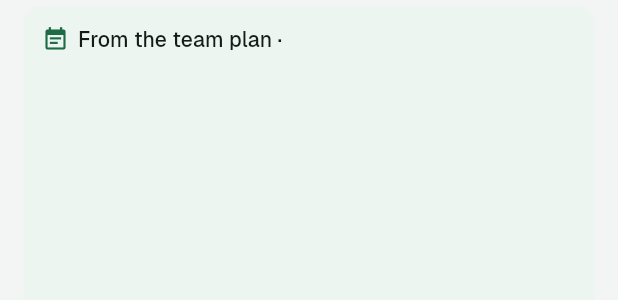
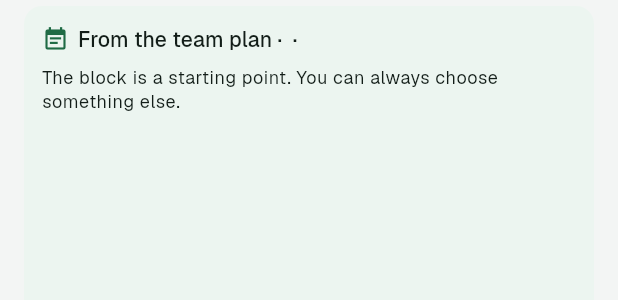
Before and after one commit to ilbiscione-grande/teamzoneapp, a Flutter app: the _PlanSuggestionBox widget shown alone on an empty page, opened directly with empty values, on a phone screen of 412 x 824 dp. Shown: the top 300 px of the screen. Run offline on Flutter 3.47's test engine with Material 3 defaults, Android fonts, the phone set to English and light mode, and no system bars; our stand-ins replace app_links, file_picker, firebase_core, firebase_crashlytics, firebase_messaging, go_router and 5 more; missing offline and left inert: dart:js_interop; accounts and stored records are empty; project files that could hold a hidden picture were left out.

Commit message:
Team development: the day's block as the starting point when a training is prepared
- The plan suggestion beside a preparation (event details, training
  session and match plan) leads with the day's block: its focus and
  principles first, then the period's focus, the goals ahead and the
  plan's other principles, and a line that the leader can always choose
  something else.
- Event details show the suggestion before any training focus is picked.
- The suggestion box moves to its own file.

Co-Authored-By: Claude Opus 5.5 <noreply@anthropic.com>

```diff
--- a/lib/src/app/teamzone_app.dart
+++ b/lib/src/app/teamzone_app.dart
@@ -160,6 +160,7 @@ part '../features/team_development/team_development_editors.dart';
 part '../features/team_development/team_development_checkins.dart';
 part '../features/team_development/team_development_play.dart';
 part '../features/team_development/team_development_sharing.dart';
+part '../features/team_development/team_development_suggestion.dart';
 part '../features/team_development/team_development_shared_view.dart';
 part '../features/training/training_module.dart';
 part '../features/training/training_session_page.dart';
--- a/lib/src/features/team_development/team_development_sharing.dart
+++ b/lib/src/features/team_development/team_development_sharing.dart
@@ -308,103 +308,3 @@ class _TdpGoalLinks extends StatelessWidget {
     );
   }
 }
-
-/// MFD-12: what the team's plan says for an event's day, beside its
-/// preparation: the period's focus, the principles and the goals ahead.
-/// With [onTake], a tap takes a principle or goal over (as training focus,
-/// or into the match plan); it never changes the event by itself.
-class _PlanSuggestionBox extends StatelessWidget {
-  const _PlanSuggestionBox({
-    required this.suggestion,
-    this.taken = const {},
-    this.onTake,
-    this.takeHint,
-  });
-  final TeamPlanSuggestion suggestion;
-
-  /// Already taken over, in lower case: shown without the add.
-  final Set<String> taken;
-  final Future<Object?> Function(String label)? onTake;
-  final String? takeHint;
-
-  @override
-  Widget build(BuildContext context) {
-    final theme = Theme.of(context);
-    final colors = theme.colorScheme;
-    Widget chips(String title, List<String> labels) => Column(
-      crossAxisAlignment: CrossAxisAlignment.start,
-      children: [
-        const SizedBox(height: 8),
-        Text(title, style: theme.textTheme.labelMedium),
-        const SizedBox(height: 4),
-        Wrap(
-          spacing: 6,
-          runSpacing: 6,
-          children: [
-            for (final label in labels)
-              if (onTake == null || taken.contains(label.toLowerCase()))
-                Chip(
-                  label: Text(label),
-                  visualDensity: VisualDensity.compact,
-                  avatar: taken.contains(label.toLowerCase())
-                      ? const Icon(Icons.check, size: 16)
-                      : null,
-                )
-              else
-                ActionChip(
-                  label: Text(label),
-                  visualDensity: VisualDensity.compact,
-                  avatar: const Icon(Icons.add, size: 16),
-                  onPressed: () => onTake!(label),
-                ),
-          ],
-        ),
-      ],
-    );
-    return Container(
-      key: const Key('plan-suggestion'),
-      margin: const EdgeInsets.fromLTRB(16, 4, 16, 8),
-      padding: const EdgeInsets.all(12),
-      decoration: BoxDecoration(
-        color: colors.secondaryContainer.withValues(alpha: 0.5),
-        borderRadius: BorderRadius.circular(12),
-      ),
-      child: Column(
-        crossAxisAlignment: CrossAxisAlignment.start,
-        children: [
-          Row(
-            children: [
-              Icon(Icons.event_note, size: 18, color: colors.primary),
-              const SizedBox(width: 6),
-              Expanded(
-                child: Text(
-                  suggestion.periodName == null
-                      ? AppStrings.of(context).feature('Från lagets plan')
-                      : '${AppStrings.of(context).feature('Från lagets plan')} · ${suggestion.periodName}',
-                  style: theme.textTheme.titleSmall,
-                ),
-              ),
-            ],
-          ),
-          if (suggestion.periodFocus.trim().isNotEmpty) ...[
-            const SizedBox(height: 6),
-            Text(suggestion.periodFocus.trim()),
-          ],
-          if (suggestion.goals.isNotEmpty)
-            chips(
-              AppStrings.of(context).feature('Mål framåt'),
-              suggestion.goals,
-            ),
-          if (suggestion.principles.isNotEmpty)
-            chips(AppStrings.of(context).feature('Spelprinciper'), [
-              for (final principle in suggestion.principles) principle.title,
-            ]),
-          if (onTake != null && takeHint != null) ...[
-            const SizedBox(height: 8),
-            Text(takeHint!, style: theme.textTheme.bodySmall),
-          ],
-        ],
-      ),
-    );
-  }
-}
--- /dev/null
+++ b/lib/src/features/team_development/team_development_suggestion.dart
@@ -0,0 +1,157 @@
+part of '../../app/teamzone_app.dart';
+
+/// MFD-12: what the team's plan says for an event's day, beside its
+/// preparation. The day's block is the starting point: its focus, its
+/// principles and its goals come first, the period's focus and the plan's
+/// other principles after. With [onTake], a tap takes a principle or goal
+/// over (as training focus, or into the match plan); it never changes the
+/// event by itself, and the leader can always pick something else.
+class _PlanSuggestionBox extends StatelessWidget {
+  const _PlanSuggestionBox({
+    required this.suggestion,
+    this.taken = const {},
+    this.onTake,
+    this.takeHint,
+  });
+  final TeamPlanSuggestion suggestion;
+
+  /// Already taken over, in lower case: shown without the add.
+  final Set<String> taken;
+  final Future<Object?> Function(String label)? onTake;
+  final String? takeHint;
+
+  @override
+  Widget build(BuildContext context) {
+    final theme = Theme.of(context);
+    final colors = theme.colorScheme;
+    final strings = AppStrings.of(context);
+    final block = suggestion.blockName;
+    final blockFocus = suggestion.blockFocus.trim();
+    final periodFocus = suggestion.periodFocus.trim();
+    final inBlock = {
+      for (final principle in suggestion.blockPrinciples)
+        principle.title.toLowerCase(),
+    };
+    final others = [
+      for (final principle in suggestion.principles)
+        if (!inBlock.contains(principle.title.toLowerCase())) principle.title,
+    ];
+    Widget chips(String title, List<String> labels, {Key? key}) => Column(
+      key: key,
+      crossAxisAlignment: CrossAxisAlignment.start,
+      children: [
+        const SizedBox(height: 8),
+        Text(title, style: theme.textTheme.labelMedium),
+        const SizedBox(height: 4),
+        Wrap(
+          spacing: 6,
+          runSpacing: 6,
+          children: [
+            for (final label in labels)
+              if (onTake == null || taken.contains(label.toLowerCase()))
+                Chip(
+                  label: Text(label),
+                  visualDensity: VisualDensity.compact,
+                  avatar: taken.contains(label.toLowerCase())
+                      ? const Icon(Icons.check, size: 16)
+                      : null,
+                )
+              else
+                ActionChip(
+                  label: Text(label),
+                  visualDensity: VisualDensity.compact,
+                  avatar: const Icon(Icons.add, size: 16),
+                  onPressed: () => onTake!(label),
+                ),
+          ],
+        ),
+      ],
+    );
+    return Container(
+      key: const Key('plan-suggestion'),
+      margin: const EdgeInsets.fromLTRB(16, 4, 16, 8),
+      padding: const EdgeInsets.all(12),
+      decoration: BoxDecoration(
+        color: colors.secondaryContainer.withValues(alpha: 0.5),
+        borderRadius: BorderRadius.circular(12),
+      ),
+      child: Column(
+        crossAxisAlignment: CrossAxisAlignment.start,
+        children: [
+          Row(
+            children: [
+              Icon(Icons.event_note, size: 18, color: colors.primary),
+              const SizedBox(width: 6),
+              Expanded(
+                child: Text(
+                  [
+                    strings.feature('Från lagets plan'),
+                    ?block,
+                    ?suggestion.periodName,
+                  ].join(' · '),
+                  style: theme.textTheme.titleSmall,
+                ),
+              ),
+            ],
+          ),
+          if (block != null && blockFocus.isNotEmpty) ...[
+            const SizedBox(height: 6),
+            Text(
+              blockFocus,
+              key: const Key('plan-suggestion-block-focus'),
+              style: theme.textTheme.bodyMedium?.copyWith(
+                fontWeight: FontWeight.w600,
+              ),
+            ),
+          ],
+          if (periodFocus.isNotEmpty && periodFocus != blockFocus) ...[
+            const SizedBox(height: 4),
+            Text(
+              block == null
+                  ? periodFocus
+                  : '${_tdpText(context, 'Perioden', 'The period')}: $periodFocus',
+              style: block == null ? null : theme.textTheme.bodySmall,
+            ),
+          ],
+          if (suggestion.blockPrinciples.isNotEmpty)
+            chips(
+              _tdpText(context, 'Blockets principer', "The block's principles"),
+              [
+                for (final principle in suggestion.blockPrinciples)
+                  principle.title,
+              ],
+              key: const Key('plan-suggestion-block-principles'),
+            ),
+          if (suggestion.goals.isNotEmpty)
+            chips(strings.feature('Mål framåt'), suggestion.goals),
+          if (others.isNotEmpty)
+            chips(
+              inBlock.isEmpty
+                  ? strings.feature('Spelprinciper')
+                  : _tdpText(
+                      context,
+                      'Andra spelprinciper',
+                      'Other playing principles',
+                    ),
+              others,
+            ),
+          if (block != null) ...[
+            const SizedBox(height: 8),
+            Text(
+              _tdpText(
+                context,
+                'Blocket är en utgångspunkt. Du kan alltid välja något annat.',
+                'The block is a starting point. You can always choose something else.',
+              ),
+              style: theme.textTheme.bodySmall,
+            ),
+          ],
+          if (onTake != null && takeHint != null) ...[
+            const SizedBox(height: 8),
+            Text(takeHint!, style: theme.textTheme.bodySmall),
+          ],
+        ],
+      ),
+    );
+  }
+}
```
Also changed, not shown: lib/src/features/calendar/event_preparation.dart (+17 -9 lines), lib/src/features/training/training_season.dart (+4 -4 lines), 2 other files.
